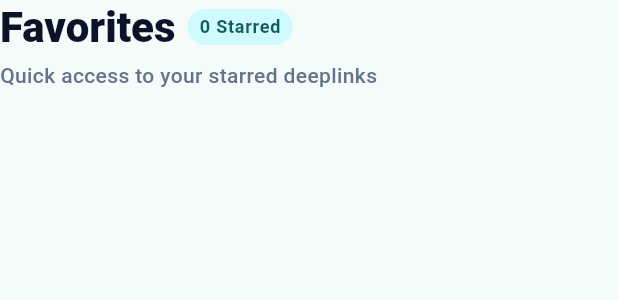
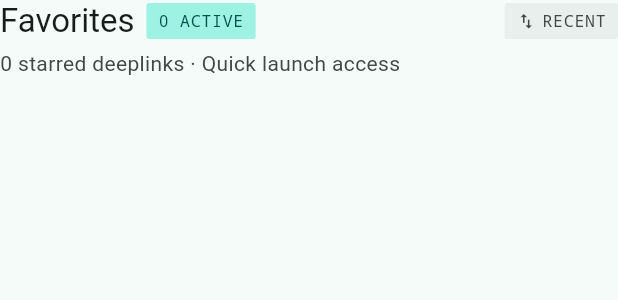
Before and after one commit to vtproduction/DeepLink-Book, a Flutter app: the _FavoritesPageHeader widget shown alone on an empty page, opened directly with empty values, on a phone screen of 412 x 824 dp. Shown: the top 300 px of the screen. Run offline on Flutter 3.47's test engine with Material 3 defaults, Android fonts, the phone set to English and light mode, and no system bars; our stand-ins replace app_links, drift, file_picker, flutter_riverpod, go_router, qr_flutter; accounts and stored records are empty; generated files the repository leaves out were written again.

Commit message:
FIGMA-05 - Rework with fav screen

```diff
--- a/deep_link_book/lib/features/deeplinks/screens/favorites_screen.dart
+++ b/deep_link_book/lib/features/deeplinks/screens/favorites_screen.dart
@@ -51,15 +51,16 @@ class _FavoritesScreenState extends ConsumerState<FavoritesScreen> {
         }
       },
       child: Scaffold(
+        backgroundColor: Theme.of(context).colorScheme.surface,
         appBar: AppRootTopBar(
-          title: 'Deep Link Book',
+          title: 'Deep Link Studio',
           searchQuery: _searchQuery,
           isSearching: _isSearching,
           onSearchPressed: _startSearch,
           onSearchQueryChanged: _updateSearchQuery,
           onSearchClose: _closeSearch,
           onSettingsPressed: _openSettings,
-          eyebrow: 'Dev Suite',
+          eyebrow: 'Favorites',
           leading: const AppBrandIcon(),
         ),
         body: deeplinks.when(
@@ -81,13 +82,13 @@ class _FavoritesScreenState extends ConsumerState<FavoritesScreen> {
             return ListView(
               padding: const EdgeInsets.fromLTRB(
                 AppSpacing.md,
-                AppSpacing.md,
+                AppSpacing.xs,
                 AppSpacing.md,
                 AppSpacing.xl,
               ),
               children: [
                 _FavoritesPageHeader(count: visibleFavorites.length),
-                const SizedBox(height: AppSpacing.lg),
+                const SizedBox(height: AppSpacing.md),
                 if (visibleFavorites.isEmpty)
                   Padding(
                     padding: const EdgeInsets.only(top: AppSpacing.xl),
@@ -104,6 +105,20 @@ class _FavoritesScreenState extends ConsumerState<FavoritesScreen> {
                     ),
                   )
                 else
+                  DecoratedBox(
+                    decoration: BoxDecoration(
+                      color: Theme.of(context).colorScheme.surface,
+                      borderRadius: BorderRadius.circular(AppRadius.sm),
+                      boxShadow: const [
+                        BoxShadow(
+                          color: Color(0x080F172A),
+                          blurRadius: 1,
+                          offset: Offset(0, 1),
+                        ),
+                      ],
+                    ),
+                    child: Column(
+                      children: [
                         for (
                           var index = 0;
                           index < visibleFavorites.length;
@@ -111,32 +126,40 @@ class _FavoritesScreenState extends ConsumerState<FavoritesScreen> {
                         ) ...[
                           DeeplinkListItem(
                             deeplink: visibleFavorites[index],
-                      cardLayout: true,
+                            favoriteListLayout: true,
                             isProcessing:
-                          _processingDeeplinkId == visibleFavorites[index].id,
-                      isFavoriteProcessing: _processingFavoriteIds.contains(
+                                _processingDeeplinkId ==
                                 visibleFavorites[index].id,
-                      ),
+                            isFavoriteProcessing: _processingFavoriteIds
+                                .contains(visibleFavorites[index].id),
                             isOpening: _openingDeeplinkIds.contains(
                               visibleFavorites[index].id,
                             ),
-                      onTap: () => _openEditScreen(visibleFavorites[index]),
-                      onOpen: () => _openDeeplink(visibleFavorites[index]),
+                            onTap: () =>
+                                _openEditScreen(visibleFavorites[index]),
+                            onOpen: () =>
+                                _openDeeplink(visibleFavorites[index]),
                             onFavoriteTap: () =>
                                 _toggleFavorite(visibleFavorites[index]),
-                      onEdit: () => _openEditScreen(visibleFavorites[index]),
+                            onEdit: () =>
+                                _openEditScreen(visibleFavorites[index]),
                             onCopy: () =>
                                 _copyDeeplinkUrl(visibleFavorites[index].url),
-                      onDeveloperTools: () =>
-                          _showDeveloperTools(visibleFavorites[index].url),
+                            onDeveloperTools: () => _showDeveloperTools(
+                              visibleFavorites[index].url,
+                            ),
                             onDuplicate: () =>
                                 _duplicateDeeplink(visibleFavorites[index]),
-                      onDelete: () =>
-                          _confirmAndDeleteDeeplink(visibleFavorites[index]),
+                            onDelete: () => _confirmAndDeleteDeeplink(
+                              visibleFavorites[index],
+                            ),
                           ),
                           if (index != visibleFavorites.length - 1)
-                      const SizedBox(height: AppSpacing.md),
+                            const Divider(),
                         ],
+                      ],
+                    ),
+                  ),
               ],
             );
           },
@@ -489,27 +512,25 @@ class _FavoritesPageHeader extends StatelessWidget {
 
   @override
   Widget build(BuildContext context) {
+    final colorScheme = Theme.of(context).colorScheme;
     final textTheme = Theme.of(context).textTheme;
 
     return Column(
       crossAxisAlignment: CrossAxisAlignment.start,
       children: [
-        Wrap(
+        Row(
+          children: [
+            Expanded(
+              child: Wrap(
                 spacing: AppSpacing.sm,
                 runSpacing: AppSpacing.xs,
                 crossAxisAlignment: WrapCrossAlignment.center,
                 children: [
-            Text(
-              'Favorites',
-              style: textTheme.headlineMedium?.copyWith(
-                color: const Color(0xFF0B1329),
-                fontWeight: FontWeight.w900,
-              ),
-            ),
+                  Text('Favorites', style: textTheme.titleLarge),
                   DecoratedBox(
                     decoration: BoxDecoration(
-                color: const Color(0xFFCFFAFE),
-                borderRadius: BorderRadius.circular(AppRadius.lg),
+                      color: colorScheme.primaryContainer,
+                      borderRadius: BorderRadius.circular(AppRadius.xs),
                     ),
                     child: Padding(
                       padding: const EdgeInsets.symmetric(
@@ -517,11 +538,45 @@ class _FavoritesPageHeader extends StatelessWidget {
                         vertical: AppSpacing.xs,
                       ),
                       child: Text(
-                  '$count Starred',
-                  style: textTheme.labelMedium?.copyWith(
-                    color: const Color(0xFF115E59),
-                    fontWeight: FontWeight.w700,
+                        '$count ACTIVE',
+                        style: textTheme.labelSmall?.copyWith(
+                          color: colorScheme.onPrimaryContainer,
+                          fontFamily: 'monospace',
                         ),
+                      ),
+                    ),
+                  ),
+                ],
+              ),
+            ),
+            const SizedBox(width: AppSpacing.sm),
+            DecoratedBox(
+              decoration: BoxDecoration(
+                color: colorScheme.surfaceContainer,
+                borderRadius: BorderRadius.circular(AppRadius.xs),
+              ),
+              child: Padding(
+                padding: const EdgeInsets.symmetric(
+                  horizontal: AppSpacing.sm,
+                  vertical: AppSpacing.xs,
+                ),
+                child: Row(
+                  mainAxisSize: MainAxisSize.min,
+                  children: [
+                    Icon(
+                      Icons.swap_vert,
+                      size: 13,
+                      color: colorScheme.onSurfaceVariant,
+                    ),
+                    const SizedBox(width: AppSpacing.xs),
+                    Text(
+                      'RECENT',
+                      style: textTheme.labelSmall?.copyWith(
+                        color: colorScheme.onSurfaceVariant,
+                        fontFamily: 'monospace',
+                      ),
+                    ),
+                  ],
                 ),
               ),
             ),
@@ -529,10 +584,9 @@ class _FavoritesPageHeader extends StatelessWidget {
         ),
         const SizedBox(height: AppSpacing.xs),
         Text(
-          'Quick access to your starred deeplinks',
+          '$count ${count == 1 ? 'starred deeplink' : 'starred deeplinks'} · Quick launch access',
           style: textTheme.bodyMedium?.copyWith(
-            color: const Color(0xFF64748B),
-            fontWeight: FontWeight.w500,
+            color: colorScheme.onSurfaceVariant,
           ),
         ),
       ],
```
Also changed, not shown: deep_link_book/lib/features/deeplinks/widgets/deeplink_list_item.dart (+100 -1 lines). Lines whose indentation alone changed are shown as unchanged.
